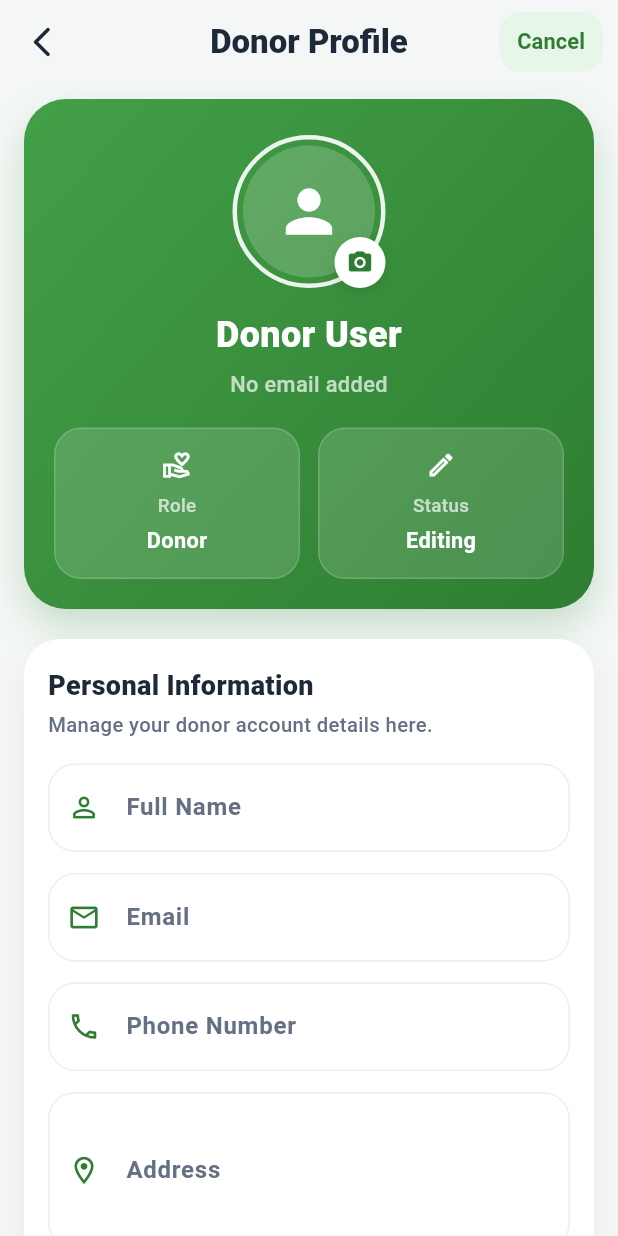
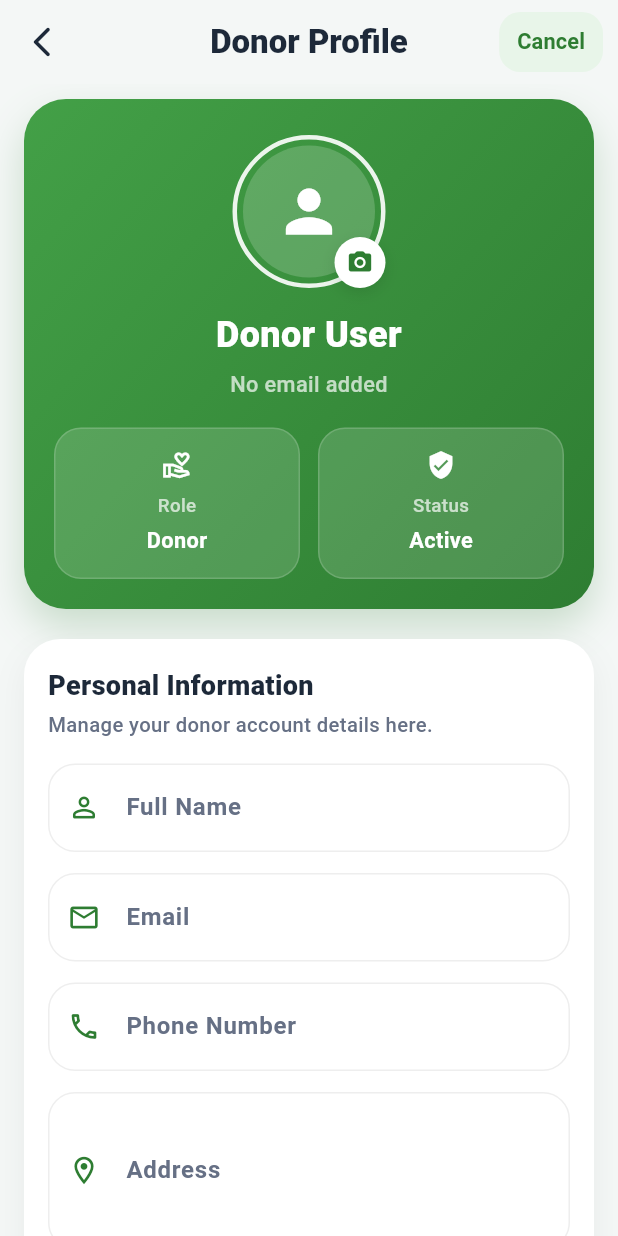
Before and after one commit to siamahmed0011/food_waste_app, a Flutter app: the DonorProfileScreen screen opened directly, after a tap on "Edit", on a phone screen of 412 x 824 dp. Run offline on Flutter 3.47's test engine with Material 3 defaults, Android fonts, the phone set to English and light mode, and no system bars; our stand-ins replace cloud_firestore, firebase_auth, firebase_core, image_picker; accounts and stored records are empty.

Commit message:
Update donor_profile_screen.dart

```diff
--- a/lib/screens/auth/donor_profile_screen.dart
+++ b/lib/screens/auth/donor_profile_screen.dart
@@ -1,8 +1,9 @@
 import 'dart:io';
 
+import 'package:cloud_firestore/cloud_firestore.dart';
+import 'package:firebase_auth/firebase_auth.dart';
 import 'package:flutter/material.dart';
 import 'package:image_picker/image_picker.dart';
-import 'package:shared_preferences/shared_preferences.dart';
 import 'welcome_screen.dart';
 
 class DonorProfileScreen extends StatefulWidget {
@@ -22,6 +23,7 @@ class _DonorProfileScreenState extends State<DonorProfileScreen> {
 
   bool _isEditing = false;
   bool _isLoading = true;
+  bool _isSaving = false;
   String? _imagePath;
 
   static const Color primaryGreen = Color(0xFF2E7D32);
@@ -39,34 +41,73 @@ class _DonorProfileScreenState extends State<DonorProfileScreen> {
   }
 
   Future<void> _loadProfileData() async {
-    final prefs = await SharedPreferences.getInstance();
+    try {
+      final user = FirebaseAuth.instance.currentUser;
 
-    _nameController.text = prefs.getString('donor_name') ?? 'Donor User';
-    _phoneController.text = prefs.getString('donor_phone') ?? '';
-    _addressController.text = prefs.getString('donor_address') ?? '';
-    _emailController.text = prefs.getString('donor_email') ?? 'donor@email.com';
-    _imagePath = prefs.getString('donor_image');
-
+      if (user == null) {
+        if (!mounted) return;
         setState(() {
           _isLoading = false;
         });
+        return;
+      }
+
+      final doc = await FirebaseFirestore.instance
+          .collection('users')
+          .doc(user.uid)
+          .get();
+
+      final data = doc.data() ?? {};
+
+      _nameController.text = (data['name'] ?? '').toString();
+      _phoneController.text = (data['phone'] ?? '').toString();
+      _addressController.text = (data['address'] ?? '').toString();
+      _emailController.text = (data['email'] ?? user.email ?? 'donor@email.com')
+          .toString();
+      _imagePath = (data['imagePath'] ?? '').toString();
+
+      if (!mounted) return;
+      setState(() {
+        _isLoading = false;
+      });
+    } catch (e) {
+      if (!mounted) return;
+      setState(() {
+        _isLoading = false;
+      });
+
+      ScaffoldMessenger.of(context).showSnackBar(
+        SnackBar(
+          content: Text('Failed to load profile: $e'),
+          backgroundColor: Colors.redAccent,
+        ),
+      );
+    }
   }
 
   Future<void> _saveProfileData() async {
-    final prefs = await SharedPreferences.getInstance();
+    try {
+      final user = FirebaseAuth.instance.currentUser;
+      if (user == null) return;
 
-    await prefs.setString('donor_name', _nameController.text.trim());
-    await prefs.setString('donor_phone', _phoneController.text.trim());
-    await prefs.setString('donor_address', _addressController.text.trim());
-    await prefs.setString('donor_email', _emailController.text.trim());
+      setState(() {
+        _isSaving = true;
+      });
 
-    if (_imagePath != null && _imagePath!.isNotEmpty) {
-      await prefs.setString('donor_image', _imagePath!);
-    }
+      await FirebaseFirestore.instance.collection('users').doc(user.uid).set({
+        'name': _nameController.text.trim(),
+        'phone': _phoneController.text.trim(),
+        'address': _addressController.text.trim(),
+        'email': _emailController.text.trim(),
+        'imagePath': _imagePath ?? '',
+        'role': 'donor',
+        'updatedAt': FieldValue.serverTimestamp(),
+      }, SetOptions(merge: true));
 
       if (!mounted) return;
 
       setState(() {
+        _isSaving = false;
         _isEditing = false;
       });
 
@@ -78,10 +119,26 @@ class _DonorProfileScreenState extends State<DonorProfileScreen> {
           ),
           backgroundColor: primaryGreen,
           behavior: SnackBarBehavior.floating,
-        shape: RoundedRectangleBorder(borderRadius: BorderRadius.circular(16)),
+          shape: RoundedRectangleBorder(
+            borderRadius: BorderRadius.circular(16),
+          ),
           margin: const EdgeInsets.all(16),
         ),
       );
+    } catch (e) {
+      if (!mounted) return;
+
+      setState(() {
+        _isSaving = false;
+      });
+
+      ScaffoldMessenger.of(context).showSnackBar(
+        SnackBar(
+          content: Text('Failed to save profile: $e'),
+          backgroundColor: Colors.redAccent,
+        ),
+      );
+    }
   }
 
   Future<void> _pickImage() async {
@@ -149,6 +206,10 @@ class _DonorProfileScreenState extends State<DonorProfileScreen> {
     );
 
     if (shouldLogout == true && mounted) {
+      await FirebaseAuth.instance.signOut();
+
+      if (!mounted) return;
+
       Navigator.pushAndRemoveUntil(
         context,
         MaterialPageRoute(builder: (_) => const WelcomeScreen()),
@@ -262,7 +323,7 @@ class _DonorProfileScreenState extends State<DonorProfileScreen> {
           ),
           const SizedBox(height: 18),
           Row(
-            children: [
+            children: const [
               Expanded(
                 child: _MiniInfoCard(
                   icon: Icons.volunteer_activism_outlined,
@@ -270,12 +331,12 @@ class _DonorProfileScreenState extends State<DonorProfileScreen> {
                   value: 'Donor',
                 ),
               ),
-              const SizedBox(width: 12),
+              SizedBox(width: 12),
               Expanded(
                 child: _MiniInfoCard(
-                  icon: _isEditing ? Icons.edit_outlined : Icons.verified_user,
+                  icon: Icons.verified_user,
                   title: 'Status',
-                  value: _isEditing ? 'Editing' : 'Active',
+                  value: 'Active',
                 ),
               ),
             ],
@@ -406,10 +467,23 @@ class _DonorProfileScreenState extends State<DonorProfileScreen> {
           width: double.infinity,
           height: 56,
           child: ElevatedButton.icon(
-            onPressed: _isEditing ? _onSave : null,
-            icon: const Icon(Icons.save_outlined),
+            onPressed: (_isEditing && !_isSaving) ? _onSave : null,
+            icon: _isSaving
+                ? const SizedBox(
+                    height: 18,
+                    width: 18,
+                    child: CircularProgressIndicator(
+                      strokeWidth: 2.2,
+                      color: Colors.white,
+                    ),
+                  )
+                : const Icon(Icons.save_outlined),
             label: Text(
-              _isEditing ? 'Save Changes' : 'Enable Edit First',
+              _isSaving
+                  ? 'Saving...'
+                  : _isEditing
+                  ? 'Save Changes'
+                  : 'Enable Edit First',
               style: const TextStyle(fontSize: 16, fontWeight: FontWeight.w700),
             ),
             style: ElevatedButton.styleFrom(
```
Lines whose indentation alone changed are shown as unchanged.
